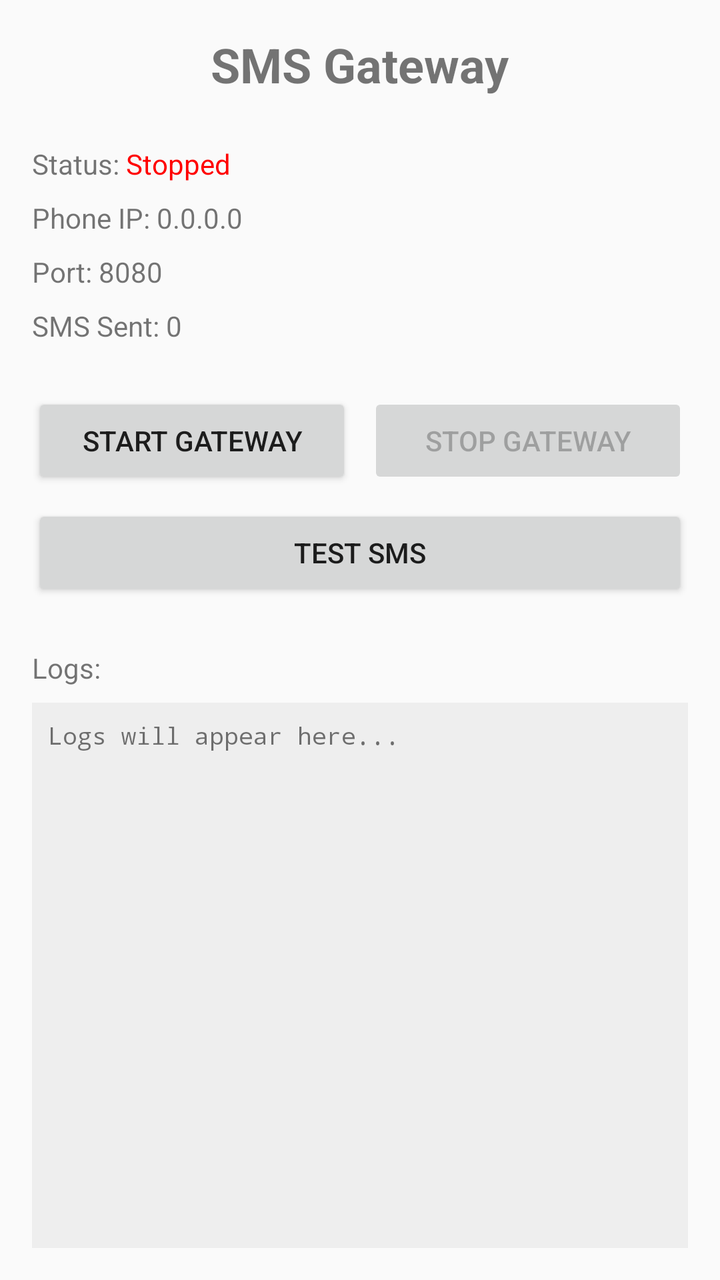
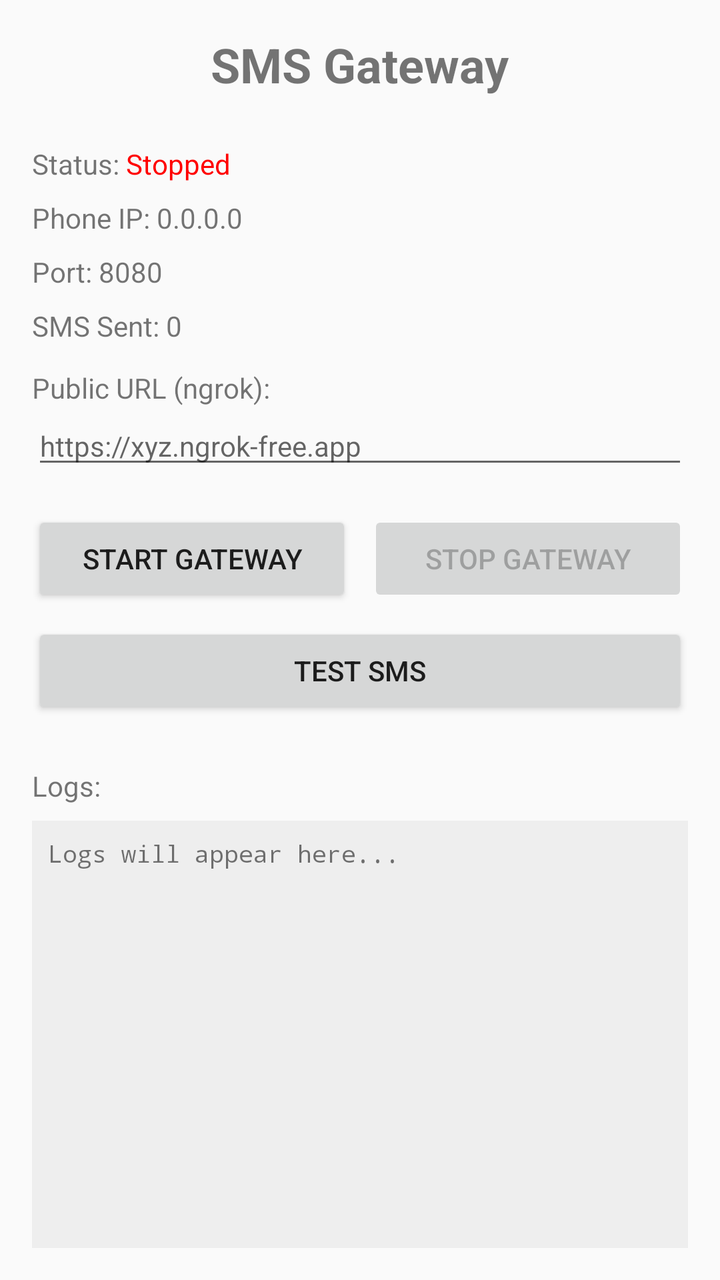

The first picture is an Android layout as it rendered before a commit; the second is the same layout after the commit. The layout source and the unified diff follow.
<!-- AndroidManifest.xml: activity theme Theme.SmsGateway -->
<!-- res/layout/activity_main.xml -->
<?xml version="1.0" encoding="utf-8"?>
<androidx.constraintlayout.widget.ConstraintLayout xmlns:android="http://schemas.android.com/apk/res/android"
    xmlns:app="http://schemas.android.com/apk/res-auto"
    xmlns:tools="http://schemas.android.com/tools"
    android:layout_width="match_parent"
    android:layout_height="match_parent"
    android:padding="16dp"
    tools:context=".MainActivity">

    <TextView
        android:id="@+id/tvTitle"
        android:layout_width="wrap_content"
        android:layout_height="wrap_content"
        android:text="SMS Gateway"
        android:textSize="24sp"
        android:textStyle="bold"
        app:layout_constraintTop_toTopOf="parent"
        app:layout_constraintStart_toStartOf="parent"
        app:layout_constraintEnd_toEndOf="parent" />

    <TextView
        android:id="@+id/tvStatusLabel"
        android:layout_width="wrap_content"
        android:layout_height="wrap_content"
        android:text="Status: "
        android:layout_marginTop="24dp"
        app:layout_constraintTop_toBottomOf="@id/tvTitle"
        app:layout_constraintStart_toStartOf="parent" />

    <TextView
        android:id="@+id/tvStatus"
        android:layout_width="wrap_content"
        android:layout_height="wrap_content"
        android:text="Stopped"
        android:textColor="#FF0000"
        app:layout_constraintTop_toTopOf="@id/tvStatusLabel"
        app:layout_constraintStart_toEndOf="@id/tvStatusLabel" />

    <TextView
        android:id="@+id/tvIpLabel"
        android:layout_width="wrap_content"
        android:layout_height="wrap_content"
        android:text="Phone IP: "
        android:layout_marginTop="8dp"
        app:layout_constraintTop_toBottomOf="@id/tvStatusLabel"
        app:layout_constraintStart_toStartOf="parent" />

    <TextView
        android:id="@+id/tvIp"
        android:layout_width="wrap_content"
        android:layout_height="wrap_content"
        android:text="0.0.0.0"
        app:layout_constraintTop_toTopOf="@id/tvIpLabel"
        app:layout_constraintStart_toEndOf="@id/tvIpLabel" />

    <TextView
        android:id="@+id/tvPortLabel"
        android:layout_width="wrap_content"
        android:layout_height="wrap_content"
        android:text="Port: "
        android:layout_marginTop="8dp"
        app:layout_constraintTop_toBottomOf="@id/tvIpLabel"
        app:layout_constraintStart_toStartOf="parent" />

    <TextView
        android:id="@+id/tvPort"
        android:layout_width="wrap_content"
        android:layout_height="wrap_content"
        android:text="8080"
        app:layout_constraintTop_toTopOf="@id/tvPortLabel"
        app:layout_constraintStart_toEndOf="@id/tvPortLabel" />

    <TextView
        android:id="@+id/tvSentLabel"
        android:layout_width="wrap_content"
        android:layout_height="wrap_content"
        android:text="SMS Sent: "
        android:layout_marginTop="8dp"
        app:layout_constraintTop_toBottomOf="@id/tvPortLabel"
        app:layout_constraintStart_toStartOf="parent" />

    <TextView
        android:id="@+id/tvSentCount"
        android:layout_width="wrap_content"
        android:layout_height="wrap_content"
        android:text="0"
        app:layout_constraintTop_toTopOf="@id/tvSentLabel"
        app:layout_constraintStart_toEndOf="@id/tvSentLabel" />

    <Button
        android:id="@+id/btnStart"
        android:layout_width="0dp"
        android:layout_height="wrap_content"
        android:text="Start Gateway"
        android:layout_marginTop="24dp"
        app:layout_constraintTop_toBottomOf="@id/tvSentLabel"
        app:layout_constraintStart_toStartOf="parent"
        app:layout_constraintEnd_toStartOf="@id/btnStop"
        android:layout_marginEnd="8dp" />

    <Button
        android:id="@+id/btnStop"
        android:layout_width="0dp"
        android:layout_height="wrap_content"
        android:text="Stop Gateway"
        android:enabled="false"
        app:layout_constraintTop_toTopOf="@id/btnStart"
        app:layout_constraintStart_toEndOf="@id/btnStart"
        app:layout_constraintEnd_toEndOf="parent" />

    <Button
        android:id="@+id/btnTestSms"
        android:layout_width="match_parent"
        android:layout_height="wrap_content"
        android:text="Test SMS"
        android:layout_marginTop="8dp"
        app:layout_constraintTop_toBottomOf="@id/btnStart" />

    <TextView
        android:id="@+id/tvLogsLabel"
        android:layout_width="wrap_content"
        android:layout_height="wrap_content"
        android:text="Logs:"
        android:layout_marginTop="24dp"
        app:layout_constraintTop_toBottomOf="@id/btnTestSms"
        app:layout_constraintStart_toStartOf="parent" />

    <ScrollView
        android:layout_width="match_parent"
        android:layout_height="0dp"
        android:layout_marginTop="8dp"
        android:background="#EEEEEE"
        android:padding="8dp"
        app:layout_constraintTop_toBottomOf="@id/tvLogsLabel"
        app:layout_constraintBottom_toBottomOf="parent">

        <TextView
            android:id="@+id/tvLogs"
            android:layout_width="match_parent"
            android:layout_height="wrap_content"
            android:fontFamily="monospace"
            android:text="Logs will appear here..."
            android:textSize="12sp" />
    </ScrollView>

</androidx.constraintlayout.widget.ConstraintLayout>
<!-- resources referenced by this layout -->
<resources>
  <style name="Theme.SmsGateway" parent="Theme.AppCompat.Light.DarkActionBar">
          <item name="colorPrimary">@color/purple_500</item>
          <item name="colorPrimaryDark">@color/purple_700</item>
          <item name="colorAccent">@color/teal_200</item>
      </style>
  <color name="purple_500">#FF6200EE</color>
  <color name="purple_700">#FF3700B3</color>
  <color name="teal_200">#FF03DAC5</color>
</resources>

<!-- the commit's change to res/layout/activity_main.xml (unified diff, before → after) -->
@@ -87,13 +87,32 @@
         app:layout_constraintTop_toTopOf="@id/tvSentLabel"
         app:layout_constraintStart_toEndOf="@id/tvSentLabel" />
 
+    <TextView
+        android:id="@+id/tvPublicUrlLabel"
+        android:layout_width="wrap_content"
+        android:layout_height="wrap_content"
+        android:text="Public URL (ngrok):"
+        android:layout_marginTop="12dp"
+        app:layout_constraintTop_toBottomOf="@id/tvSentLabel"
+        app:layout_constraintStart_toStartOf="parent" />
+
+    <EditText
+        android:id="@+id/etPublicUrl"
+        android:layout_width="match_parent"
+        android:layout_height="wrap_content"
+        android:hint="https://xyz.ngrok-free.app"
+        android:textSize="14sp"
+        android:inputType="textUri"
+        app:layout_constraintTop_toBottomOf="@id/tvPublicUrlLabel"
+        app:layout_constraintStart_toStartOf="parent" />
+
     <Button
         android:id="@+id/btnStart"
         android:layout_width="0dp"
         android:layout_height="wrap_content"
         android:text="Start Gateway"
-        android:layout_marginTop="24dp"
-        app:layout_constraintTop_toBottomOf="@id/tvSentLabel"
+        android:layout_marginTop="16dp"
+        app:layout_constraintTop_toBottomOf="@id/etPublicUrl"
         app:layout_constraintStart_toStartOf="parent"
         app:layout_constraintEnd_toStartOf="@id/btnStop"
         android:layout_marginEnd="8dp" />
